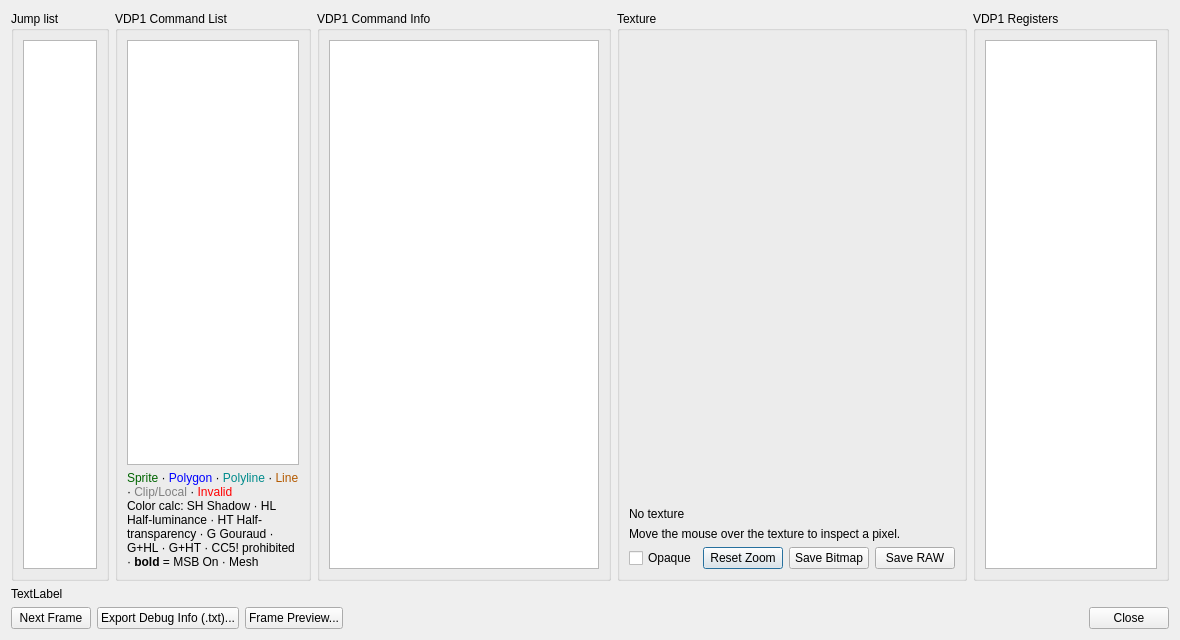
Above: yabause/src/port/qt/ui/UIDebugVDP1.ui from BenjaminSiskoo/Kronos_test before the change. Below: the same form after it.
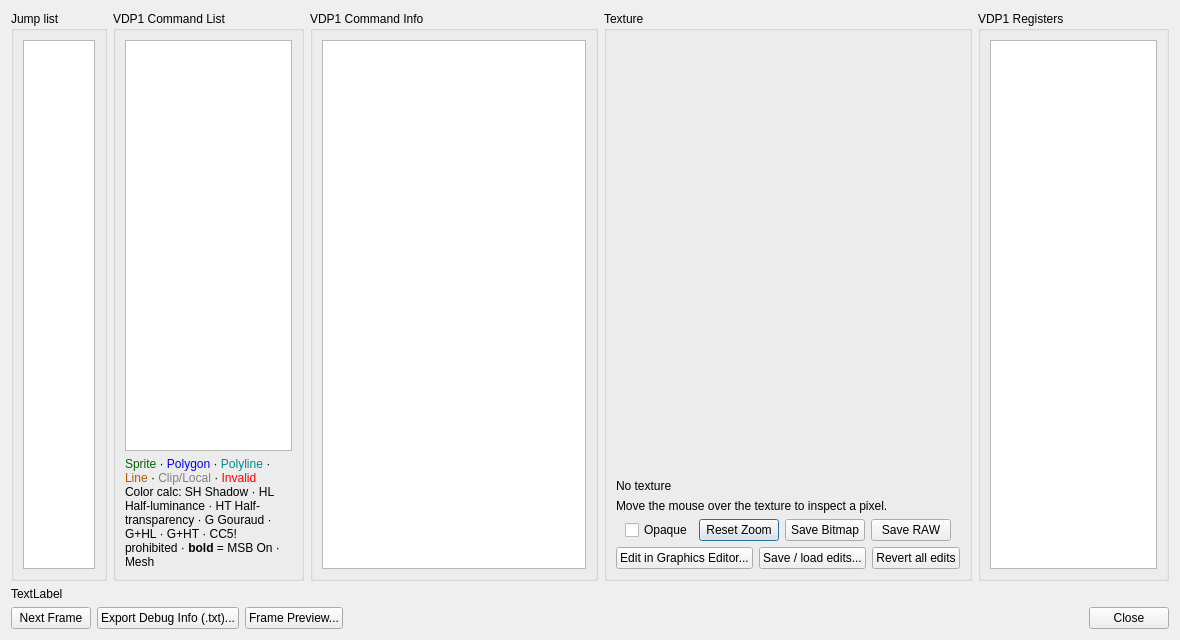
That is the form after the change.

Commit message: Qt: move the graphics editor UI files into port/qt/ui (CMake could not find UIEditsExport.h) ».

```diff
--- a/yabause/src/port/qt/ui/UIDebugVDP1.ui
+++ b/yabause/src/port/qt/ui/UIDebugVDP1.ui
@@ -210,6 +210,40 @@
             </item>
            </layout>
           </item>
+          <item>
+           <layout class="QHBoxLayout" name="hlEdit">
+            <item>
+             <widget class="QPushButton" name="pbEditSprite">
+              <property name="toolTip">
+               <string>Open the graphics editor on the selected sprite: draw in it, change its palette, see the result in the game</string>
+              </property>
+              <property name="text">
+               <string>Edit in Graphics Editor...</string>
+              </property>
+             </widget>
+            </item>
+            <item>
+             <widget class="QPushButton" name="pbSaveEdits">
+              <property name="toolTip">
+               <string>Save the edits: edit pack (.kmod), patched disc image, BPS or IPS patch</string>
+              </property>
+              <property name="text">
+               <string>Save / load edits...</string>
+              </property>
+             </widget>
+            </item>
+            <item>
+             <widget class="QPushButton" name="pbRevertEdits">
+              <property name="toolTip">
+               <string>Put back every original sprite, tile and color changed with the graphics editor</string>
+              </property>
+              <property name="text">
+               <string>Revert all edits</string>
+              </property>
+             </widget>
+            </item>
+           </layout>
+          </item>
          </layout>
         </widget>
        </item>
```
The commit also changes 14 other files.
